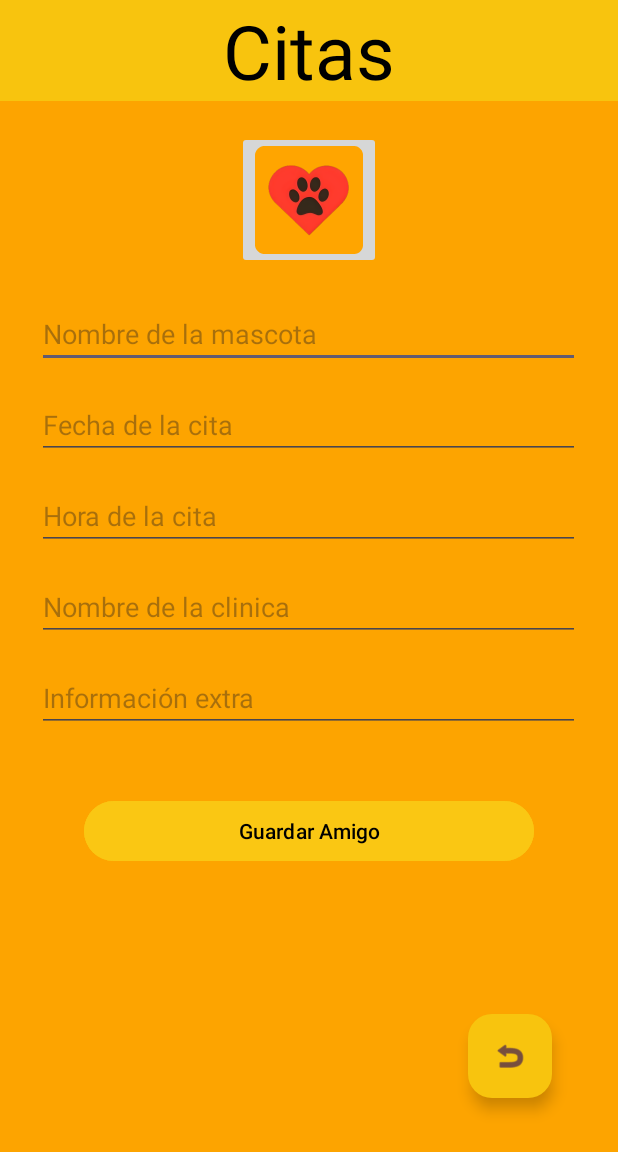
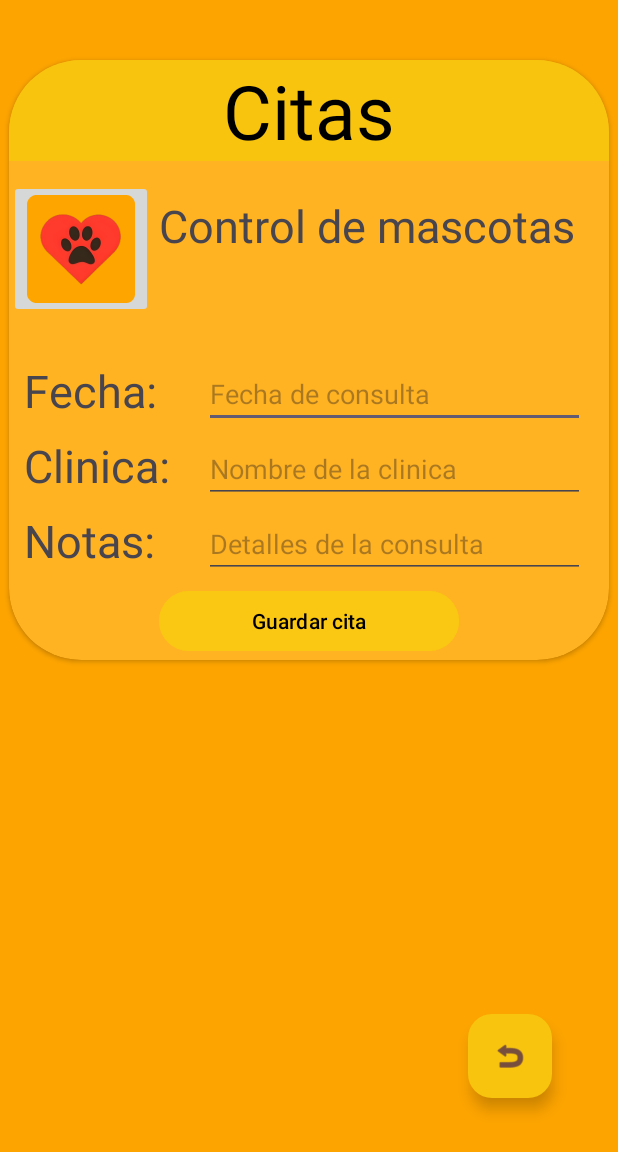
Before and after one commit to Alexis2025X/PetCare_2.0, an Android app: the agregar_citas screen opened directly, with no data from a screen before it, on a phone screen of 412 x 824 dp. Shown: the top 1152 px of the screen. Run offline under Robolectric (Android 15) with nearby library versions, the phone set to English and light mode, and no system bars.

Commit message:
FEAT: Windows Creation --agregar_mascota--, --mi_cuenta--, and creation of the Java class DB for SqlIte

```diff
--- a/app/src/main/AndroidManifest.xml
+++ b/app/src/main/AndroidManifest.xml
@@ -12,6 +12,12 @@
         android:supportsRtl="true"
         android:theme="@style/Theme.PetCare20"
         tools:targetApi="31">
+        <activity
+            android:name=".mi_cuenta"
+            android:exported="false" />
+        <activity
+            android:name=".agregar_mascotas"
+            android:exported="false" />
         <activity
             android:name=".agregar_citas"
             android:exported="false" />
--- a/app/src/main/res/layout/activity_agregar_citas.xml
+++ b/app/src/main/res/layout/activity_agregar_citas.xml
@@ -9,8 +9,17 @@
     tools:context=".agregar_citas">
 
 
+    <androidx.cardview.widget.CardView
+        android:id="@+id/CvCitas"
+        android:layout_width="400dp"
+        android:layout_height="400dp"
+        android:layout_marginTop="40dp"
+        android:layout_centerHorizontal="true"
+        android:backgroundTint="#FFB222"
+        app:cardCornerRadius="@android:dimen/app_icon_size">
+
         <TextView
-        android:id="@+id/textView"
+            android:id="@+id/lblTituloCitas"
             android:layout_width="match_parent"
             android:layout_height="wrap_content"
             android:background="@color/color_menu"
@@ -21,71 +30,97 @@
 
         <ImageButton
             android:id="@+id/imgFotoMascotaCita"
-        android:layout_below="@+id/textView"
-        android:layout_marginTop="20dp"
-        android:layout_centerHorizontal="true"
-        android:src="@mipmap/ic_launcher_round"
             android:layout_width="wrap_content"
-        android:layout_height="wrap_content"/>
+            android:layout_height="wrap_content"
+            android:layout_marginTop="80dp"
+            android:src="@mipmap/ic_launcher_round" />
 
-    <EditText
-        android:id="@+id/txtNombreMascota"
-        android:layout_width="362dp"
+        <TextView
+            android:id="@+id/lblCitas"
+            android:layout_width="wrap_content"
             android:layout_height="wrap_content"
+            android:layout_marginStart="100dp"
+            android:layout_marginTop="90dp"
+            android:text="Control de mascotas"
+            android:textSize="30sp" />
+
+        <TextView
+            android:id="@+id/lblMascota"
+            android:layout_width="95dp"
+            android:layout_height="wrap_content"
+            android:layout_marginStart="10dp"
             android:layout_marginTop="200dp"
-        android:layout_centerHorizontal="true"
-        android:hint="Nombre de la mascota" />
+            android:text="Fecha: "
+            android:textSize="30sp" />
+
+
 
         <EditText
             android:id="@+id/txtFecha"
-        android:layout_width="362dp"
+            android:layout_width="254dp"
             android:layout_height="wrap_content"
-        android:layout_below="@+id/txtNombreMascota"
             android:layout_centerHorizontal="true"
-        android:layout_marginTop="15dp"
-        android:hint="Fecha de la cita" />
+            android:layout_marginTop="200dp"
+            android:layout_marginStart="130dp"
+            android:hint="Fecha de consulta" />
 
-    <EditText
-        android:id="@+id/txtHora"
-        android:layout_width="362dp"
+
+        <TextView
+            android:id="@+id/lblClinica"
+            android:layout_width="126dp"
             android:layout_height="wrap_content"
-        android:layout_below="@+id/txtFecha"
-        android:layout_centerHorizontal="true"
-        android:layout_marginTop="15dp"
-        android:hint="Hora de la cita" />
+            android:layout_marginStart="10dp"
+            android:layout_marginTop="250dp"
+            android:text="Clinica: "
+            android:textSize="30sp" />
 
         <EditText
             android:id="@+id/txtNombreClinica"
-        android:layout_width="362dp"
+            android:layout_width="254dp"
             android:layout_height="wrap_content"
-        android:layout_below="@+id/txtHora"
             android:layout_centerHorizontal="true"
-        android:layout_marginTop="15dp"
+            android:layout_marginTop="250dp"
+            android:layout_marginStart="130dp"
             android:hint="Nombre de la clinica" />
+
+
+
+        <TextView
+            android:id="@+id/lblNota"
+            android:layout_width="95dp"
+            android:layout_height="wrap_content"
+            android:layout_marginStart="10dp"
+            android:layout_marginTop="300dp"
+            android:text="Notas: "
+            android:textSize="30sp" />
 
         <EditText
             android:id="@+id/txtNota"
-        android:layout_width="362dp"
+            android:layout_width="254dp"
             android:layout_height="wrap_content"
-        android:layout_below="@+id/txtNombreClinica"
             android:layout_centerHorizontal="true"
-        android:layout_marginTop="15dp"
-        android:hint="Información extra"
-        />
+            android:layout_marginTop="300dp"
+            android:layout_marginStart="130dp"
+            android:hint="Detalles de la consulta" />
 
 
         <Button
             android:id="@+id/btnGuardarAmigo"
-        android:layout_width="300dp"
+            android:layout_width="200dp"
             android:layout_height="wrap_content"
             android:layout_below="@id/txtNota"
-        android:layout_marginTop="42dp"
+            android:layout_marginTop="350dp"
             android:layout_centerHorizontal="true"
-        android:text="Guardar Amigo"
+            android:text="Guardar cita"
             app:cardCornerRadius="150dp"
             android:backgroundTint="@color/color_btn"
             android:textColor="@color/black"
+            android:layout_marginStart="100dp"
             />
+    </androidx.cardview.widget.CardView>
+
+
+
 
     <com.google.android.material.floatingactionbutton.FloatingActionButton
         android:id="@+id/fabListaCitasMascotas"
@@ -98,4 +133,8 @@
         android:layout_marginBottom="92dp"
         android:backgroundTint="@color/color_menu"
         android:src="@android:drawable/ic_menu_revert" />
+
+
+
+
 </RelativeLayout>
```
Also changed, not shown: app/src/main/java/com/alexis/petcare20/DB.java (added, +136 -0 lines), app/src/main/java/com/alexis/petcare20/agregar_mascotas.java (added, +21 -0 lines), app/src/main/java/com/alexis/petcare20/mi_cuenta.java (added, +20 -0 lines), app/src/main/res/layout/activity_agregar_mascotas.xml (added, +157 -0 lines), app/src/main/res/layout/activity_mi_cuenta.xml (added, +115 -0 lines). Lines whose indentation alone changed are shown as unchanged.
